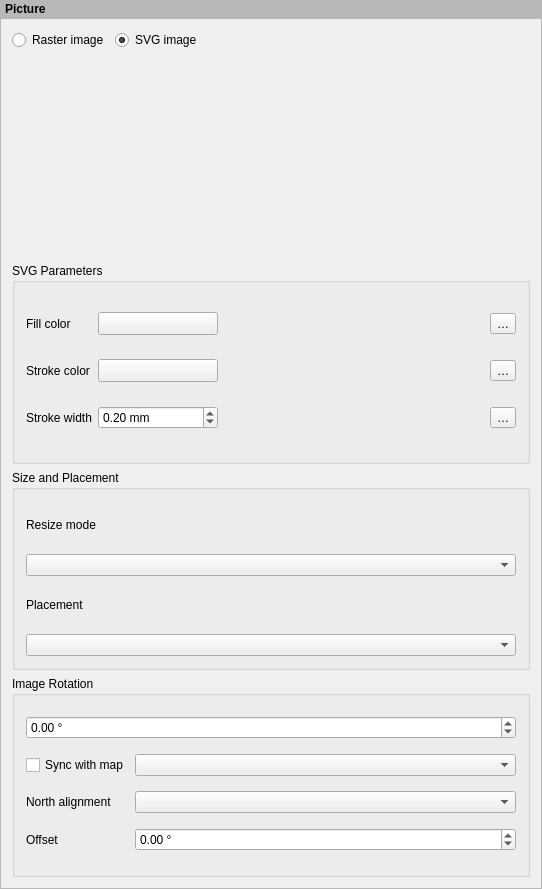
Above: src/ui/layout/qgslayoutpicturewidgetbase.ui from qgis/QGIS before the change. Below: the same form after it.
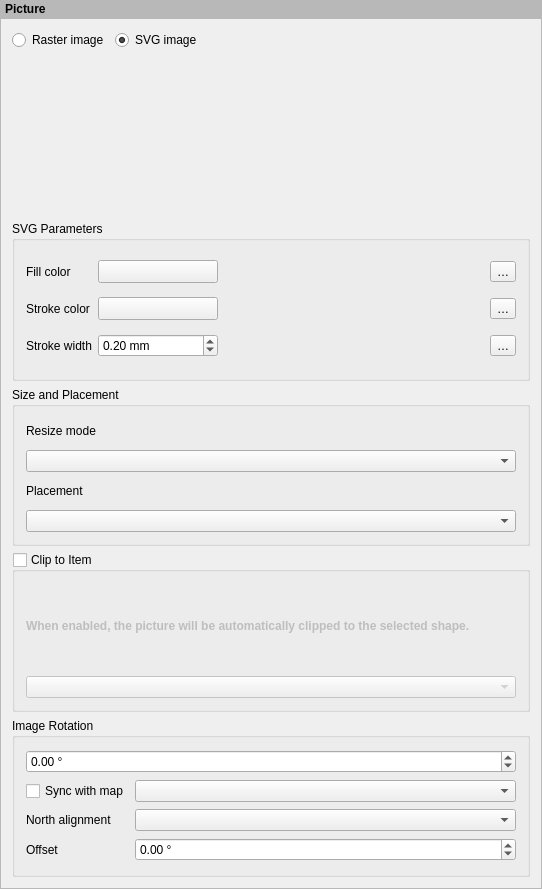
That is the form after the change. Custom widgets are drawn as their Qt base class.

Commit message: [layouts] Add new option to clip a picture item by a shape-based item (#65639)

Diff of the .ui file:
```diff
--- a/src/ui/layout/qgslayoutpicturewidgetbase.ui
+++ b/src/ui/layout/qgslayoutpicturewidgetbase.ui
@@ -282,6 +282,39 @@
           </item>
          </layout>
         </widget>
+       </item>       <item>
+        <widget class="QgsCollapsibleGroupBoxBasic" name="mClipToItemCheckBox">
+         <property name="title">
+          <string>Clip to Item</string>
+         </property>
+         <property name="checkable">
+          <bool>true</bool>
+         </property>
+         <property name="checked">
+          <bool>false</bool>
+         </property>
+         <property name="collapsed" stdset="0">
+          <bool>true</bool>
+         </property>
+         <property name="syncGroup" stdset="0">
+          <string notr="true">composeritem</string>
+         </property>
+         <layout class="QGridLayout" name="clipToItemLayout">
+          <item row="0" column="0">
+           <widget class="QLabel" name="mClipToItemLabel">
+            <property name="text">
+             <string>&lt;b&gt;When enabled, the picture will be automatically clipped to the selected shape.&lt;/b&gt;</string>
+            </property>
+            <property name="wordWrap">
+             <bool>true</bool>
+            </property>
+           </widget>
+          </item>
+          <item row="1" column="0">
+           <widget class="QgsLayoutItemComboBox" name="mClipItemComboBox"/>
+          </item>
+         </layout>
+        </widget>
        </item>
        <item>
         <widget class="QgsCollapsibleGroupBoxBasic" name="mRotationGroupBox">
```
The commit also changes 8 other files.
